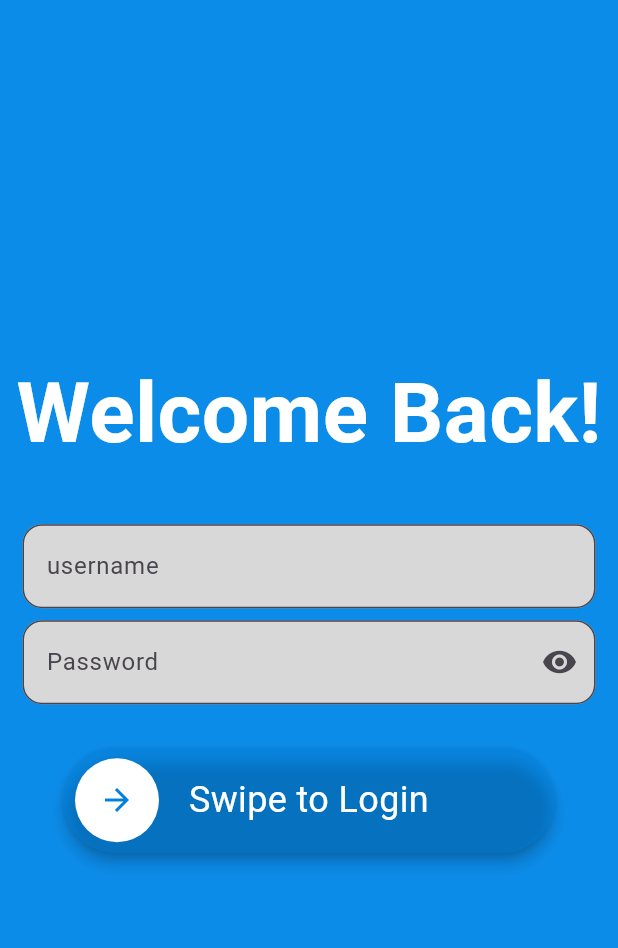
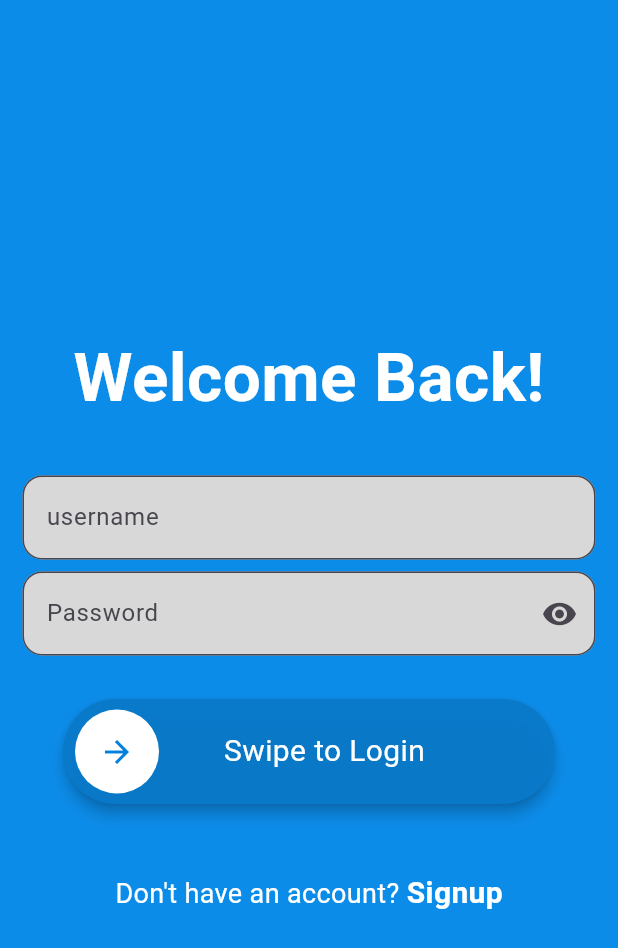
Before and after one commit to bilal-ahmed07/Chat-App, a Flutter app: the LoginPage screen opened directly, on a phone screen of 412 x 824 dp. Shown: the top 948 px of the screen. Run offline on Flutter 3.47's test engine with Material 3 defaults, Android fonts, the phone set to English and light mode, and no system bars; drawn by our look-alikes of slide_to_act; our stand-ins replace cloud_firestore, firebase_auth, firebase_core, image_picker; accounts and stored records are empty.

Commit message:
Login Page updated

```diff
--- a/lib/pages/Auth/login_page.dart
+++ b/lib/pages/Auth/login_page.dart
@@ -1,7 +1,9 @@
 import 'package:chatapp/pages/Auth/login_auth_logic.dart';
+import 'package:chatapp/pages/Auth/signup_page.dart';
 import 'package:chatapp/pages/chat%20and%20home%20page/home_page.dart';
 import 'package:flutter/material.dart';
 import 'package:slide_to_act/slide_to_act.dart';
+import 'package:flutter/gestures.dart';
 
 class LoginPage extends StatefulWidget {
   const LoginPage({super.key});
@@ -20,7 +22,10 @@ class _LoginPageState extends State<LoginPage> {
     return SafeArea(
       child: Scaffold(
         backgroundColor: Color.fromRGBO(12, 140, 233, 1),
-        body: Column(
+        body: Center(
+          child: SingleChildScrollView(
+            scrollDirection: Axis.vertical,
+            child: Column(
               mainAxisAlignment: MainAxisAlignment.center,
               children: [
                 Padding(
@@ -30,7 +35,7 @@ class _LoginPageState extends State<LoginPage> {
                     style: TextStyle(
                       color: Colors.white,
                       fontWeight: FontWeight.bold,
-                  fontSize: 56,
+                      fontSize: 45,
                     ),
                   ),
                 ),
@@ -38,7 +43,10 @@ class _LoginPageState extends State<LoginPage> {
                 const SizedBox(height: 25),
 
                 Padding(
-              padding: const EdgeInsets.symmetric(horizontal: 15, vertical: 4),
+                  padding: const EdgeInsets.symmetric(
+                    horizontal: 15,
+                    vertical: 4,
+                  ),
                   child: TextField(
                     controller: usernameController,
                     decoration: InputDecoration(
@@ -53,7 +61,10 @@ class _LoginPageState extends State<LoginPage> {
                 ),
 
                 Padding(
-              padding: const EdgeInsets.symmetric(horizontal: 15, vertical: 4),
+                  padding: const EdgeInsets.symmetric(
+                    horizontal: 15,
+                    vertical: 4,
+                  ),
                   child: TextField(
                     obscureText: _isObscure,
                     controller: passwordController,
@@ -77,7 +88,9 @@ class _LoginPageState extends State<LoginPage> {
                         },
                         child: AbsorbPointer(
                           child: Icon(
-                        _isObscure ? Icons.visibility : Icons.visibility_off,
+                            _isObscure
+                                ? Icons.visibility
+                                : Icons.visibility_off,
                           ),
                         ),
                       ),
@@ -92,12 +105,13 @@ class _LoginPageState extends State<LoginPage> {
                     borderRadius: 50,
                     submittedIcon: Icon(Icons.check, color: Colors.green),
                     innerColor: Colors.white,
-                outerColor: Color.fromRGBO(1, 129, 221, 0.397),
+                    outerColor: Color.fromRGBO(9, 121, 201, 0.952),
                     sliderButtonIcon: Icon(
                       Icons.arrow_forward,
                       color: Color.fromRGBO(1, 129, 221, 1),
                     ),
-                text: 'Swipe to Login',
+                    text: "    Swipe to Login",
+                    textStyle: TextStyle(fontSize: 20, color: Colors.white),
 
                     onSubmit: () async {
                       final auth = AuthMethods();
@@ -119,7 +133,37 @@ class _LoginPageState extends State<LoginPage> {
                     },
                   ),
                 ),
+
+                const SizedBox(height: 20),
+
+                Text.rich(
+                  TextSpan(
+                    text: "Don't have an account? ",
+                    style: const TextStyle(color: Colors.white, fontSize: 18),
+                    children: [
+                      TextSpan(
+                        text: "Signup",
+                        style: const TextStyle(
+                          color: Colors.white,
+                          fontWeight: FontWeight.bold,
+                          fontSize: 20,
+                        ),
+                        recognizer: TapGestureRecognizer()
+                          ..onTap = () {
+                            Navigator.push(
+                              context,
+                              MaterialPageRoute(
+                                builder: (context) => const SignUpPage(),
+                              ),
+                            );
+                          },
+                      ),
                     ],
+                  ),
+                ),
+              ],
+            ),
+          ),
         ),
       ),
     );
```
Lines whose indentation alone changed are shown as unchanged.
